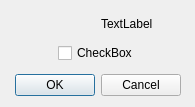
southseact-3d/fcd, file src/Gui/DlgCheckableMessageBox.ui: the form before one commit.
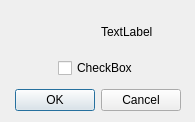
The form after the commit.

Commit message: Gui: [skip ci] Invalid signal/slot connection: 'buttonBox' -> 'Utils::CheckableMessageBox'

Diff of the .ui file:
```diff
--- a/src/Gui/DlgCheckableMessageBox.ui
+++ b/src/Gui/DlgCheckableMessageBox.ui
@@ -7,7 +7,7 @@
     <x>0</x>
     <y>0</y>
     <width>195</width>
-    <height>107</height>
+    <height>122</height>
    </rect>
   </property>
   <property name="windowTitle">
```
Left out of the diff: 20 changed lines with no effect on the pictures.
